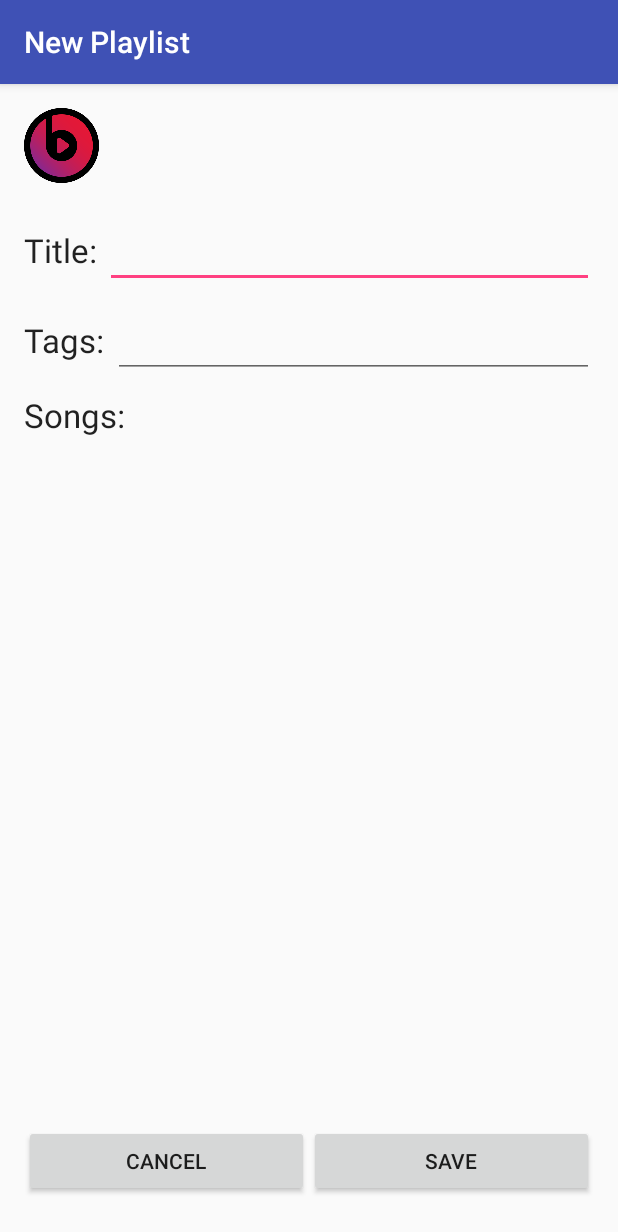
After one commit to rotem-ad/Beats, an Android app: the PlaylistNewActivity screen opened directly, with no data from a screen before it, on a phone screen of 412 x 824 dp. The commit adds this screen. Shown: the top 1232 px of the screen. Run offline under Robolectric (Android 15) with nearby library versions, the phone set to English and light mode, and no system bars; our stand-ins replace Firebase (no records; nobody signed in at launch, a user with empty details on screens opened directly).

Commit message:
added new playlist activity and more

```diff
--- a/app/src/main/java/com/example/rotem/beats/Constants.java
+++ b/app/src/main/java/com/example/rotem/beats/Constants.java
@@ -7,4 +7,7 @@ public class Constants {
 
     public static final String PLAYLISTS_COLLECTION = "playlists";
     public static final String USERS_COLLECTION = "users";
+
+    public static final int PLAYLIST_DETAILS = 1;
+    public static final int PLAYLIST_NEW = 2;
 }
--- a/app/src/main/java/com/example/rotem/beats/Model/Model.java
+++ b/app/src/main/java/com/example/rotem/beats/Model/Model.java
@@ -27,9 +27,15 @@ public class Model {
         void onCancel();
     }
 
+    public interface GetUserListener{
+        void onResult(String userName);
+        void onCancel();
+    }
+
     public interface AddPlaylistListener{
         void onComplete(String result);
     }
+
 
     private Model(){
         context = MyApplication.getAppContext();
@@ -64,6 +70,10 @@ public class Model {
         return modelFirebase.getUserEmail();
     }
 
+    public void getUserNameById(String userId, final GetUserListener listener) {
+        modelFirebase.getUserNameById(userId, listener);
+    }
+
     public void signout(){
         modelFirebase.signout();
     }
--- a/app/src/main/java/com/example/rotem/beats/Model/ModelFirebase.java
+++ b/app/src/main/java/com/example/rotem/beats/Model/ModelFirebase.java
@@ -86,6 +86,25 @@ public class ModelFirebase {
         Map<String, Object> userValues = user.toMap();
         childUpdates.put("/users/" + user.getId(), userValues);
         dbRef.updateChildren(childUpdates);
+    }
+
+    public void getUserNameById(String userId, final Model.GetUserListener listener) {
+        DatabaseReference userRef = dbRef.child(Constants.USERS_COLLECTION).child(userId); // ref to user
+        Query queryRef = userRef.child("name");
+
+        queryRef.addListenerForSingleValueEvent(new ValueEventListener() {
+            @Override
+            public void onDataChange(DataSnapshot snapshot) {
+                String userName = snapshot.getValue(String.class);
+                listener.onResult(userName);
+            }
+
+            @Override
+            public void onCancelled(DatabaseError databaseError) {
+                Log.w("getUserById", "The read failed: " + databaseError.getMessage());
+                listener.onCancel();
+            }
+        });
     }
 
     public void signout() {
--- /dev/null
+++ b/app/src/main/java/com/example/rotem/beats/PlaylistNewActivity.java
@@ -0,0 +1,25 @@
+package com.example.rotem.beats;
+
+import android.support.v4.app.FragmentTransaction;
+import android.support.v7.app.AppCompatActivity;
+import android.os.Bundle;
+
+public class PlaylistNewActivity extends AppCompatActivity {
+
+    private PlaylistNewFragment playlistNewFragment;
+
+    @Override
+    protected void onCreate(Bundle savedInstanceState) {
+        super.onCreate(savedInstanceState);
+        setContentView(R.layout.activity_playlist_new);
+
+        // create instance of PlaylistNewFragment
+        PlaylistNewFragment playlistNewFragment = new PlaylistNewFragment();
+
+        // attach PlaylistNewFragment fragment to activity
+        FragmentTransaction transaction = getSupportFragmentManager().beginTransaction();
+        transaction.add(R.id.playlist_new_frag_container, playlistNewFragment, "attach PlaylistNewFragment");
+        transaction.commit();
+
+    }
+}
--- /dev/null
+++ b/app/src/main/java/com/example/rotem/beats/PlaylistNewFragment.java
@@ -0,0 +1,101 @@
+package com.example.rotem.beats;
+
+
+import android.app.Activity;
+import android.content.Intent;
+import android.os.Bundle;
+import android.support.v4.app.Fragment;
+import android.view.LayoutInflater;
+import android.view.View;
+import android.view.ViewGroup;
+import android.widget.Button;
+import android.widget.EditText;
+import android.widget.Toast;
+
+import com.example.rotem.beats.Model.Model;
+import com.example.rotem.beats.Model.Playlist;
+
+/**
+ * A simple {@link Fragment} subclass.
+ */
+public class PlaylistNewFragment extends Fragment {
+
+    Model model;
+    EditText title;
+    EditText tags;
+    String author;
+    Button saveBtn;
+    Button cancelBtn;
+
+
+    public PlaylistNewFragment() {
+        // Required empty public constructor
+    }
+
+
+    @Override
+    public View onCreateView(LayoutInflater inflater, ViewGroup container,
+                             Bundle savedInstanceState) {
+        // Inflate the layout for this fragment
+        View rootView = inflater.inflate(R.layout.fragment_playlist_new, container, false);
+        init(rootView);
+        return rootView;
+    }
+
+
+    private void init(View view) {
+
+        model = Model.getInstance();
+        saveBtn = (Button) view.findViewById(R.id.playlist_new_save);
+        cancelBtn = (Button) view.findViewById(R.id.playlist_new_cancel);
+        title = (EditText) view.findViewById(R.id.playlist_new_title);
+        tags = (EditText) view.findViewById(R.id.playlist_new_tags);
+        model.getUserNameById(model.getUserId(), new Model.GetUserListener() {
+            @Override
+            public void onResult(String userName) {
+                author = userName;
+            }
+
+            @Override
+            public void onCancel() {
+
+            }
+        });
+
+        cancelBtn.setOnClickListener(new View.OnClickListener() {
+            @Override
+            public void onClick(View v) {
+                Intent intent = new Intent();
+                getActivity().setResult(Activity.RESULT_CANCELED, intent);
+                getActivity().finish();
+            }
+        });
+
+        saveBtn.setOnClickListener(new View.OnClickListener() {
+            @Override
+            public void onClick(View view) {
+                String titleUserInput = String.valueOf(title.getText());
+                String tagsUserInput = String.valueOf(tags.getText());
+                Playlist playlist = new Playlist(titleUserInput,author); // create new playlist object
+                //TODO: tags
+                //TODO: songs
+                model.addPlaylist(playlist, new Model.AddPlaylistListener() { // add new playlist to DB
+                    @Override
+                    public void onComplete(String result) {
+                        if (result.equals("SUCCESS")) {
+                            Toast.makeText(MyApplication.getAppContext(), "Playlist saved successfully" ,
+                                    Toast.LENGTH_SHORT).show();
+                        }
+                    }
+                });
+
+                Intent intent = new Intent();
+                getActivity().setResult(Activity.RESULT_OK, intent);
+                getActivity().finish();
+            }
+        });
+
+
+    }
+
+}
--- /dev/null
+++ b/app/src/main/res/layout/activity_playlist_new.xml
@@ -0,0 +1,18 @@
+<?xml version="1.0" encoding="utf-8"?>
+<RelativeLayout xmlns:android="http://schemas.android.com/apk/res/android"
+    xmlns:tools="http://schemas.android.com/tools"
+    android:layout_width="match_parent"
+    android:layout_height="match_parent"
+    android:paddingBottom="@dimen/activity_vertical_margin"
+    android:paddingLeft="@dimen/activity_horizontal_margin"
+    android:paddingRight="@dimen/activity_horizontal_margin"
+    android:paddingTop="@dimen/activity_vertical_margin"
+    tools:context="com.example.rotem.beats.PlaylistNewActivity">
+
+    <FrameLayout
+        android:layout_width="match_parent"
+        android:layout_height="match_parent"
+        android:id="@+id/playlist_new_frag_container">
+    </FrameLayout>
+
+</RelativeLayout>
--- /dev/null
+++ b/app/src/main/res/layout/fragment_playlist_new.xml
@@ -0,0 +1,99 @@
+<RelativeLayout xmlns:android="http://schemas.android.com/apk/res/android"
+    xmlns:tools="http://schemas.android.com/tools"
+    android:layout_width="match_parent"
+    android:layout_height="match_parent"
+    tools:context="com.example.rotem.beats.PlaylistNewFragment">
+
+    <LinearLayout
+        android:layout_width="match_parent"
+        android:layout_height="wrap_content"
+        android:orientation="vertical">
+
+        <LinearLayout
+            android:layout_width="match_parent"
+            android:layout_height="wrap_content"
+            android:orientation="horizontal"
+            android:paddingBottom="20dp">
+
+            <ImageView
+                android:id="@+id/playlist_list_row_image"
+                android:layout_width="50dp"
+                android:layout_height="50dp"
+                android:src="@drawable/beats2" />
+        </LinearLayout>
+
+        <LinearLayout
+            android:layout_width="match_parent"
+            android:layout_height="wrap_content"
+            android:orientation="horizontal"
+            android:paddingBottom="10dp">
+
+            <TextView
+                android:layout_width="wrap_content"
+                android:layout_height="wrap_content"
+                android:text="Title: "
+                android:textAppearance="?android:attr/textAppearanceLarge" />
+
+            <EditText
+                android:id="@+id/playlist_new_title"
+                android:layout_width="match_parent"
+                android:layout_height="wrap_content"
+                android:textAppearance="?android:attr/textAppearanceLarge" />
+        </LinearLayout>
+
+        <LinearLayout
+            android:layout_width="match_parent"
+            android:layout_height="wrap_content"
+            android:orientation="horizontal"
+            android:paddingBottom="10dp">
+
+            <TextView
+                android:layout_width="wrap_content"
+                android:layout_height="wrap_content"
+                android:text="Tags: "
+                android:textAppearance="?android:attr/textAppearanceLarge" />
+
+            <EditText
+                android:id="@+id/playlist_new_tags"
+                android:layout_width="match_parent"
+                android:layout_height="wrap_content"
+                android:textAppearance="?android:attr/textAppearanceLarge" />
+        </LinearLayout>
+
+        <LinearLayout
+            android:layout_width="match_parent"
+            android:layout_height="wrap_content"
+            android:orientation="horizontal"
+            android:paddingBottom="10dp">
+
+            <TextView
+                android:layout_width="wrap_content"
+                android:layout_height="wrap_content"
+                android:text="Songs: "
+                android:textAppearance="?android:attr/textAppearanceLarge" />
+        </LinearLayout>
+
+    </LinearLayout>
+
+
+    <LinearLayout
+        android:layout_width="match_parent"
+        android:layout_height="wrap_content"
+        android:layout_alignParentBottom="true"
+        android:paddingBottom="10dp">
+        <Button
+            android:id="@+id/playlist_new_cancel"
+            android:layout_weight="1"
+            android:layout_width="0dp"
+            android:layout_height="wrap_content"
+            android:text="CANCEL"/>
+        <Button
+            android:id="@+id/playlist_new_save"
+            android:layout_width="0dp"
+            android:layout_height="wrap_content"
+            android:layout_weight="1"
+            android:text="SAVE"/>
+
+    </LinearLayout>
+
+</RelativeLayout>
--- a/app/src/main/res/values/strings.xml
+++ b/app/src/main/res/values/strings.xml
@@ -18,5 +18,8 @@
     <string name="title_activity_my">MyActivity</string>
     <string name="title_activity_playlist_details">Playlist Details</string>
     <string name="login_name_label">Name:</string>
+    <string name="title_activity_playlist_new">New Playlist</string>
+    <string name="title_activity_playlist_edit">Edit Playlist</string>
+    <string name="action_new_playlist">New Playlist</string>
 
 </resources>
```
Also changed, not shown: app/src/main/AndroidManifest.xml (+9 -5 lines), app/src/main/java/com/example/rotem/beats/MyBeatsFragmentTab.java (+52 -14 lines), app/src/main/java/com/example/rotem/beats/PlaylistEditActivity.java (added, +13 -0 lines), app/src/main/java/com/example/rotem/beats/PlaylistEditFragment.java (added, +29 -0 lines), app/src/main/res/layout/activity_playlist_edit.xml (added, +13 -0 lines), app/src/main/res/layout/fragment_playlist_edit.xml (added, +8 -0 lines), app/src/main/res/menu/menu_my_beats.xml (added, +16 -0 lines), app/src/main/res/drawable/plus.png (added), app/src/main/res/drawable/plus2.png (added).
